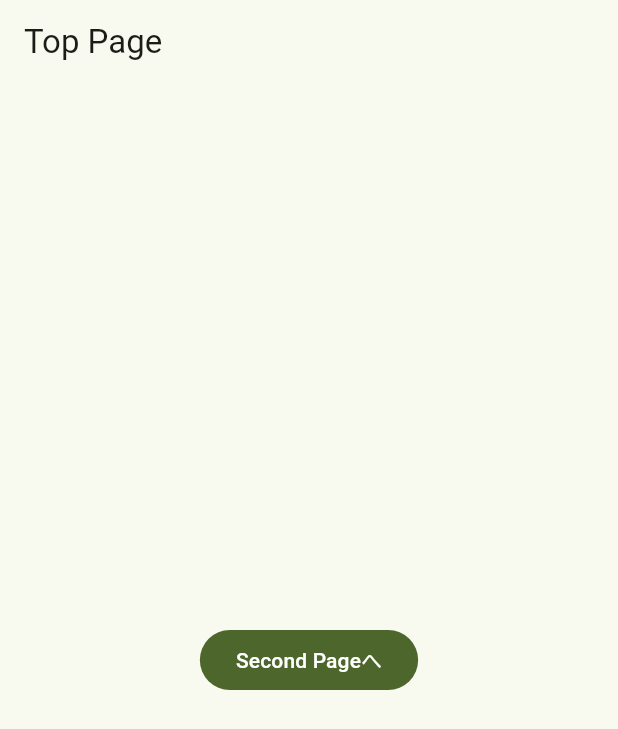
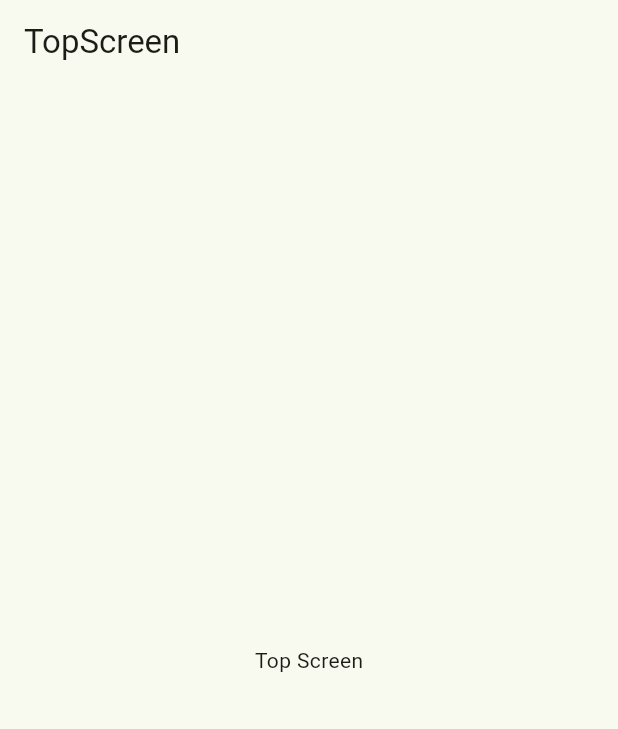
Before and after one commit to NiheiKeita/flutter_example_app, a Flutter app: the screen it shows after launch, on a phone screen of 412 x 824 dp. Shown: the top 729 px of the screen. Run offline on Flutter 3.47's test engine with Material 3 defaults, Android fonts, the phone set to English and light mode, and no system bars; our stand-ins replace go_router.

Commit message:
画面遷移を作成

```diff
--- a/lib/core/router/app_router.dart
+++ b/lib/core/router/app_router.dart
@@ -1,6 +1,7 @@
 import 'package:go_router/go_router.dart';
-import '../../features/top/presentation/pages/top_page.dart';
-import '../../features/second/presentation/pages/second_page.dart';
+
+import '../../screens/second/second.dart';
+import '../../screens/top/top.dart';
 
 final appRouter = GoRouter(
   initialLocation: '/',
@@ -8,12 +9,12 @@ final appRouter = GoRouter(
     GoRoute(
       path: '/',
       name: 'top',
-      builder: (context, state) => const TopPage(),
+      builder: (context, state) => const TopScreen(),
     ),
     GoRoute(
       path: '/second',
       name: 'second',
-      builder: (context, state) => const SecondPage(),
+      builder: (context, state) => const SecondScreen(),
     ),
   ],
 );
--- a/lib/features/top/presentation/pages/top_page.dart
+++ /dev/null
@@ -1,23 +0,0 @@
-import 'package:flutter/material.dart';
-import 'package:go_router/go_router.dart';
-
-class TopPage extends StatelessWidget {
-  const TopPage({super.key});
-  static const text = 'test';
-
-  @override
-  Widget build(BuildContext context) {
-    return Scaffold(
-      appBar: AppBar(title: const Text('Top Page')),
-      body: Center(
-        child: FilledButton(
-          onPressed: () {
-            // '/second' に遷移
-            context.push('/second');
-          },
-          child: const Text('Second Pageへ'),
-        ),
-      ),
-    );
-  }
-}
--- /dev/null
+++ b/lib/screens/top/top.dart
@@ -0,0 +1,13 @@
+import 'package:flutter/material.dart';
+
+class TopScreen extends StatelessWidget {
+  const TopScreen({super.key});
+
+  @override
+  Widget build(BuildContext context) {
+    return Scaffold(
+      appBar: AppBar(title: const Text('TopScreen')),
+      body: const Center(child: Text('Top Screen')),
+    );
+  }
+}
--- a/pubspec.yaml
+++ b/pubspec.yaml
@@ -30,7 +30,7 @@ environment:
 dependencies:
   flutter:
     sdk: flutter
-  go_router: ^10.0.0
+  go_router: ^17.0.0
 
   # The following adds the Cupertino Icons font to your application.
   # Use with the CupertinoIcons class for iOS style icons.
```
Also changed, not shown: lib/features/example/presentation/pages/example.dart (deleted, +0 -19 lines), lib/features/second/presentation/pages/second_page.dart (deleted, +0 -19 lines), lib/screens/second/second.dart (added, +13 -0 lines), 2 other files.
